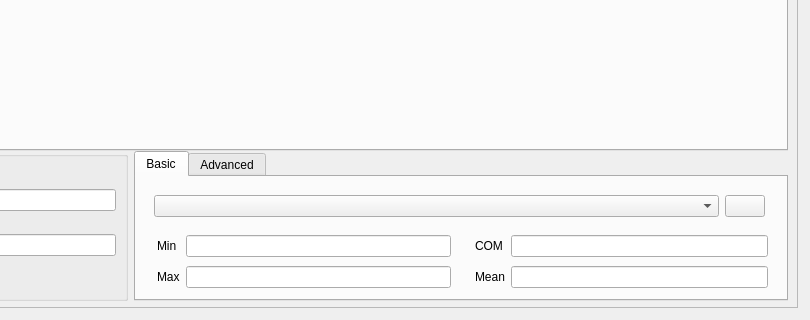
Old version of the form mdaviz/resources/mda_file_viz.ui in the repository BCDA-APS/mdaviz; both pictures show x 548 to 1358 and y 400 to 720 of the 1358 by 720 pixel window.
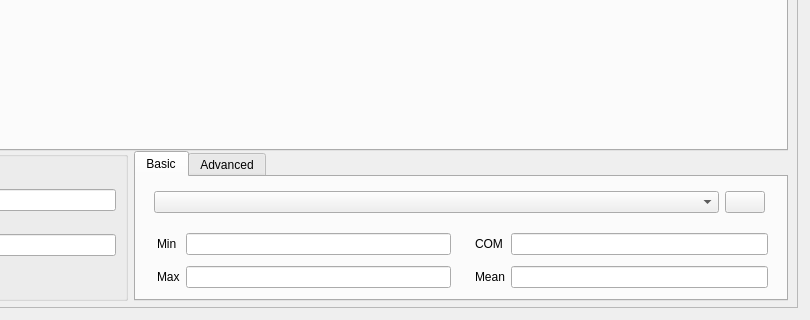
New version of the form. Icons and pictures are not drawn.

Commit message: ENH #62 add delete button for cursors

```diff
--- a/mdaviz/resources/mda_file_viz.ui
+++ b/mdaviz/resources/mda_file_viz.ui
@@ -303,6 +303,9 @@
               <property name="leftMargin">
                <number>12</number>
               </property>
+              <property name="topMargin">
+               <number>5</number>
+              </property>
               <property name="bottomMargin">
                <number>0</number>
               </property>
```
The commit also changes 1 other file.
